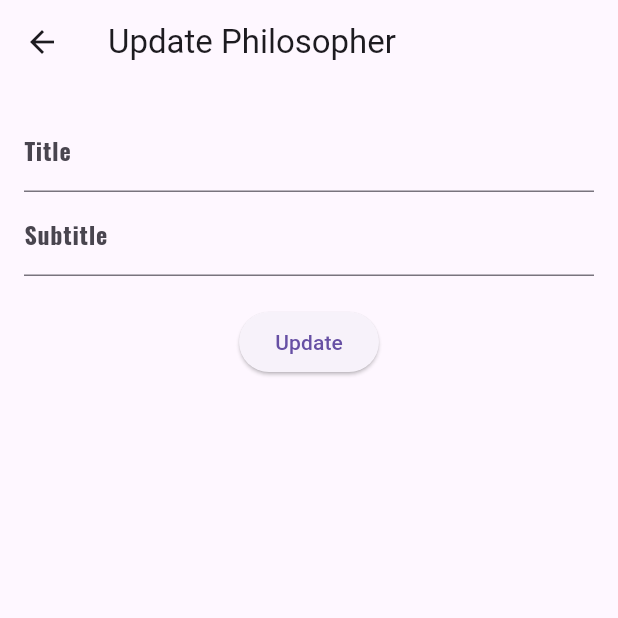
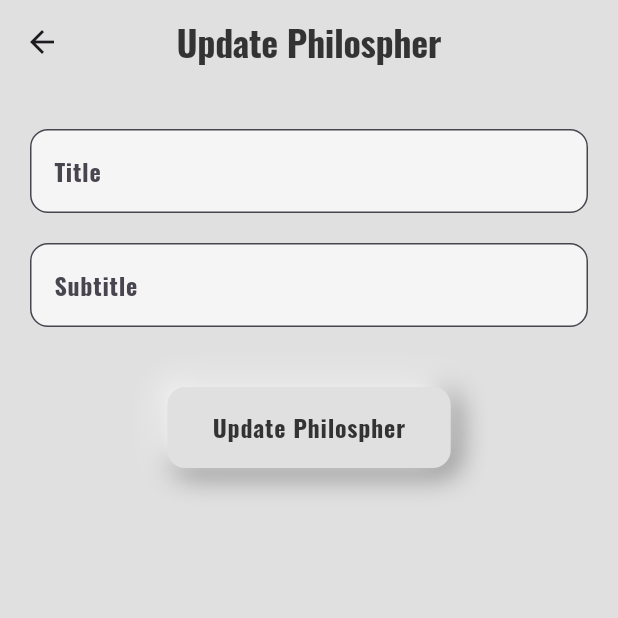
Before and after one commit to isbah2004/motivated_admin, a Flutter app: the UpdatePhilosopherScreen screen opened directly with empty values, on a phone screen of 412 x 824 dp, the top half of it. Run offline on Flutter 3.47's test engine with Material 3 defaults, Android fonts, the phone set to English and light mode, and no system bars; our stand-ins replace animated_text_kit, another_flushbar, cloud_firestore, connectivity_plus, firebase_core, get and 1 more; accounts and stored records are empty.

Commit message:
23/7/2024

```diff
--- /dev/null
+++ b/lib/configphilospher/update_philospher.dart
@@ -0,0 +1,120 @@
+import 'package:cloud_firestore/cloud_firestore.dart';
+import 'package:flutter/material.dart';
+import 'package:motivated_admin/provider/update_provider.dart';
+import 'package:motivated_admin/reusablewidgets/neomorphism_loading_button.dart';
+import 'package:motivated_admin/reusablewidgets/title_text_field.dart';
+import 'package:motivated_admin/theme/theme_data.dart';
+import 'package:motivated_admin/utils/utils.dart';
+import 'package:provider/provider.dart';
+
+class UpdatePhilosopherScreen extends StatefulWidget {
+  final String documentId;
+  final String initialTitle;
+  final String initialSubtitle;
+
+  const UpdatePhilosopherScreen({
+    super.key,
+    required this.documentId,
+    required this.initialTitle,
+    required this.initialSubtitle,
+  });
+
+  @override
+  State<UpdatePhilosopherScreen> createState() =>
+      _UpdatePhilosopherScreenState();
+}
+
+class _UpdatePhilosopherScreenState extends State<UpdatePhilosopherScreen> {
+  final _formKey = GlobalKey<FormState>();
+  late TextEditingController _titleController;
+  late TextEditingController _subtitleController;
+  final FocusNode titleFocusNode = FocusNode();
+  final FocusNode subtitleFocusNode = FocusNode();
+
+  @override
+  void initState() {
+    super.initState();
+    _titleController = TextEditingController(text: widget.initialTitle);
+    _subtitleController = TextEditingController(text: widget.initialSubtitle);
+  }
+
+  @override
+  void dispose() {
+    _titleController.dispose();
+    _subtitleController.dispose();
+    titleFocusNode.dispose();
+    subtitleFocusNode.dispose();
+    super.dispose();
+  }
+
+  @override
+  Widget build(BuildContext context) {
+    return Scaffold(
+    appBar: AppBar(
+        centerTitle: true,
+        backgroundColor: AppTheme.hintColor,
+        title: Text(
+          'Update Philospher',
+          style: Theme.of(context).textTheme.displayLarge,
+        ),
+      ),
+      body: Form(
+        key: _formKey,
+        child: Column(
+          children: [
+            const SizedBox(
+              height: 30,
+            ),
+            ReusableTextField(
+                currentFocusNode: titleFocusNode,
+                controller: _titleController,
+                hintAndLabelText: 'Title',
+                onFieldSubmitted: (value) {
+                  Utils.fieldFocusChange(
+                      context, titleFocusNode, subtitleFocusNode);
+                }),
+            const SizedBox(
+              height: 20,
+            ),
+            ReusableTextField(
+              currentFocusNode: subtitleFocusNode,
+              controller: _titleController,
+              hintAndLabelText: 'Subtitle',
+            ),
+            const SizedBox(height: 40),
+            Consumer<UpdateProvider>(
+              builder: (BuildContext context, provider, Widget? child) {
+                return NeomorphismLoadingButton(
+                  onTap: () {
+                    if (_formKey.currentState!.validate()) {
+                      provider.setLoading(true);
+                      FirebaseFirestore.instance
+                          .collection('philosphers')
+                          .doc(widget.documentId)
+                          .update({
+                        'title': _titleController.text,
+                        'subtitle': _subtitleController.text,
+                      }).then((value) {
+                        provider.setLoading(false);
+                        ScaffoldMessenger.of(context).showSnackBar(
+                            const SnackBar(
+                                content: Text('Updated successfully')));
+                        Navigator.pop(context);
+                      }).catchError((error) {
+                        provider.setLoading(false);
+                        ScaffoldMessenger.of(context).showSnackBar(SnackBar(
+                            content: Text('Failed to update: $error')));
+                      });
+                    }
+                  },
+                  title: 'Update Philospher',
+                  toggleElevation: provider.isLoading,
+                );
+              },
+            ),
+          ],
+        ),
+      ),
+    );
+  }
+}
--- a/lib/homescreen/hometabs/philosphy_tab.dart
+++ b/lib/homescreen/hometabs/philosphy_tab.dart
@@ -1,6 +1,9 @@
 import 'package:cloud_firestore/cloud_firestore.dart';
 import 'package:flutter/material.dart';
-import 'package:motivated_admin/addphilospher/add_philospher.dart';
+import 'package:motivated_admin/configphilospher/add_philospher.dart';
+import 'package:motivated_admin/configphilospher/update_philospher.dart';
+import 'package:motivated_admin/reusablewidgets/reusable_neomorphism_button.dart';
+import 'package:motivated_admin/utils/utils.dart';
 
 class PhilosphyTab extends StatefulWidget {
   const PhilosphyTab({super.key});
@@ -14,7 +17,7 @@ class _PhilosphyTabState extends State<PhilosphyTab> {
       FirebaseFirestore.instance.collection('philosphers').snapshots();
 
   CollectionReference philosphersRef =
-      FirebaseFirestore.instance.collection('Philosphers');
+      FirebaseFirestore.instance.collection('philosphers');
 
   @override
   Widget build(BuildContext context) {
@@ -26,11 +29,34 @@ class _PhilosphyTabState extends State<PhilosphyTab> {
             builder:
                 (BuildContext context, AsyncSnapshot<QuerySnapshot> snapshot) {
               if (snapshot.hasError) {
-                return const Text('Something went wrong');
+                return Center(
+                  child: ReusableNeomorphismButton(
+                      title: 'Something went wrong',
+                      onTap: () {},
+                      toggleElevation: true),
+                );
               }
-
+              if (snapshot.data == null || snapshot.data!.docs.isEmpty) {
+                return Padding(
+                  padding: EdgeInsets.only(
+                      top: MediaQuery.of(context).size.height / 3),
+                  child: Center(
+                    child: ReusableNeomorphismButton(
+                        title: 'No philosphers available',
+                        onTap: () {},
+                        toggleElevation: true),
+                  ),
+                );
+              }
               if (snapshot.connectionState == ConnectionState.waiting) {
-                return const Text("Loading");
+                return Padding(
+                  padding: EdgeInsets.only(
+                      top: MediaQuery.of(context).size.height / 3),
+                  child: Center(
+                    child: ReusableNeomorphismButton(
+                        title: 'Loading', onTap: () {}, toggleElevation: true),
+                  ),
+                );
               }
 
               return Expanded(
@@ -80,15 +106,15 @@ class _PhilosphyTabState extends State<PhilosphyTab> {
                                     .doc(document.id)
                                     .delete()
                                     .then((value) {
-                                  ScaffoldMessenger.of(context).showSnackBar(
-                                      const SnackBar(
-                                          content:
-                                              Text('Deleted successfully')));
+                                  Utils.showMessage(
+                                      context: context,
+                                      title: 'Deleted successfully',
+                                      message: ' ');
                                 }).catchError((error) {
-                                  ScaffoldMessenger.of(context).showSnackBar(
-                                      SnackBar(
-                                          content: Text(
-                                              'Failed to delete: $error')));
+                                  Utils.showMessage(
+                                      context: context,
+                                      title: 'Failed to delete',
+                                      message: error.toString());
                                 });
                               },
                               leading: const Icon(Icons.delete_outline),
@@ -121,101 +147,3 @@ class _PhilosphyTabState extends State<PhilosphyTab> {
     );
   }
 }
-
-class UpdatePhilosopherScreen extends StatefulWidget {
-  final String documentId;
-  final String initialTitle;
-  final String initialSubtitle;
-
-  const UpdatePhilosopherScreen({
-    super.key,
-    required this.documentId,
-    required this.initialTitle,
-    required this.initialSubtitle,
-  });
-
-  @override
-  _UpdatePhilosopherScreenState createState() =>
-      _UpdatePhilosopherScreenState();
-}
-
-class _UpdatePhilosopherScreenState extends State<UpdatePhilosopherScreen> {
-  final _formKey = GlobalKey<FormState>();
-  late TextEditingController _titleController;
-  late TextEditingController _subtitleController;
-
-  @override
-  void initState() {
-    super.initState();
-    _titleController = TextEditingController(text: widget.initialTitle);
-    _subtitleController = TextEditingController(text: widget.initialSubtitle);
-  }
-
-  @override
-  void dispose() {
-    _titleController.dispose();
-    _subtitleController.dispose();
-    super.dispose();
-  }
-
-  @override
-  Widget build(BuildContext context) {
-    return Scaffold(
-      appBar: AppBar(
-        title: const Text('Update Philosopher'),
-      ),
-      body: Padding(
-        padding: const EdgeInsets.all(16.0),
-        child: Form(
-          key: _formKey,
-          child: Column(
-            children: [
-              TextFormField(
-                controller: _titleController,
-                decoration: const InputDecoration(labelText: 'Title'),
-                validator: (value) {
-                  if (value == null || value.isEmpty) {
-                    return 'Please enter a title';
-                  }
-                  return null;
-                },
-              ),
-              TextFormField(
-                controller: _subtitleController,
-                decoration: const InputDecoration(labelText: 'Subtitle'),
-                validator: (value) {
-                  if (value == null || value.isEmpty) {
-                    return 'Please enter a subtitle';
-                  }
-                  return null;
-                },
-              ),
-              const SizedBox(height: 20),
-              ElevatedButton(
-                onPressed: () {
-                  if (_formKey.currentState!.validate()) {
-                    FirebaseFirestore.instance
-                        .collection('Philosphers')
-                        .doc(widget.documentId)
-                        .update({
-                      'title': _titleController.text,
-                      'subtitle': _subtitleController.text,
-                    }).then((value) {
-                      ScaffoldMessenger.of(context).showSnackBar(const SnackBar(
-                          content: Text('Updated successfully')));
-                      Navigator.pop(context);
-                    }).catchError((error) {
-                      ScaffoldMessenger.of(context).showSnackBar(
-                          SnackBar(content: Text('Failed to update: $error')));
-                    });
-                  }
-                },
-                child: const Text('Update'),
-              ),
-            ],
-          ),
-        ),
-      ),
-    );
-  }
-}
--- a/lib/main.dart
+++ b/lib/main.dart
@@ -5,6 +5,7 @@ import 'package:motivated_admin/firebase_options.dart';
 import 'package:motivated_admin/internetconnectivitysetup/internet_connecitivity.dart';
 import 'package:motivated_admin/provider/drawer_button_provider.dart';
 import 'package:motivated_admin/provider/home_providers.dart';
+import 'package:motivated_admin/provider/update_provider.dart';
 import 'package:motivated_admin/splashscreen/splash_screen.dart';
 import 'package:motivated_admin/theme/theme_data.dart';
 import 'package:provider/provider.dart';
@@ -30,6 +31,7 @@ class MyApp extends StatelessWidget {
         ChangeNotifierProvider(create: (_) => AboutButtonProvider()),
         ChangeNotifierProvider(create: (_) => RateButtonProvider()),
         ChangeNotifierProvider(create: (_) => AddPhilospherProvider()),
+        ChangeNotifierProvider(create: (_) => UpdateProvider()),
       ],
       child: GetMaterialApp(
         debugShowCheckedModeBanner: false,
--- /dev/null
+++ b/lib/provider/update_provider.dart
@@ -0,0 +1,10 @@
+import 'package:flutter/material.dart';
+
+class UpdateProvider extends ChangeNotifier {
+  bool _isLoading = false;
+  bool get isLoading => _isLoading;
+  void setLoading(bool value) {
+    _isLoading = value;
+    notifyListeners();
+  }
+}
--- /dev/null
+++ b/lib/reusablewidgets/title_text_field.dart
@@ -0,0 +1,44 @@
+import 'package:flutter/material.dart';
+import 'package:motivated_admin/theme/theme_data.dart';
+
+class ReusableTextField extends StatelessWidget {
+  final FocusNode? currentFocusNode;
+  final TextEditingController controller;
+  final String hintAndLabelText;
+  final Function(String)? onFieldSubmitted;
+
+  const ReusableTextField(
+      {super.key,
+      this.currentFocusNode,
+      required this.controller,
+      required this.hintAndLabelText,
+       this.onFieldSubmitted});
+
+  @override
+  Widget build(BuildContext context) {
+    return Padding(
+      padding: const EdgeInsets.symmetric(horizontal: 20),
+      child: TextFormField(
+        validator: (value) {
+          if (value == null || value.isEmpty) {
+            return 'Don\'t leave field empty';
+          }
+          return null;
+        },
+        focusNode: currentFocusNode,
+        controller: controller,
+        decoration: InputDecoration(
+          hintText: hintAndLabelText,
+          labelText: hintAndLabelText,
+          fillColor: AppTheme.textFieldFilledColor,
+          filled: true,
+          border: OutlineInputBorder(
+            borderRadius: BorderRadius.circular(12),
+          ),
+        ),
+        onFieldSubmitted: onFieldSubmitted,
+
+      ),
+    );
+  }
+}
--- a/lib/theme/theme_data.dart
+++ b/lib/theme/theme_data.dart
@@ -26,6 +26,20 @@ class AppTheme {
   );
 
   static ThemeData lightTheme = ThemeData(
+    progressIndicatorTheme:
+        const ProgressIndicatorThemeData(color: primaryColor),
+    popupMenuTheme: const PopupMenuThemeData(
+      color: hintColor,
+      iconColor: primaryColor,
+      shadowColor: hintColor,
+      surfaceTintColor: hintColor,
+      shape: RoundedRectangleBorder(
+        borderRadius: BorderRadius.all(Radius.circular(8)),
+      ),
+    ),
+    iconTheme: const IconThemeData(color: primaryColor),
+    scaffoldBackgroundColor: hintColor,
+    appBarTheme: const AppBarTheme(backgroundColor: hintColor),
     primaryColor: primaryColor,
     hintColor: hintColor,
     textTheme: TextTheme(
--- a/pubspec.yaml
+++ b/pubspec.yaml
@@ -43,6 +43,7 @@ dependencies:
   firebase_core: ^2.24.2
   cloud_firestore: ^4.14.0
   another_flushbar: ^1.12.30
+  lottie: ^3.1.2
 
 
 dev_dependencies:
```
Also changed, not shown: lib/configphilospher/add_philospher.dart (renamed from lib/addphilospher/add_philospher.dart, +7 -3 lines), lib/homescreen/hometabs/poems_tab.dart (+24 -3 lines), lib/reusablewidgets/subtitle_text_field.dart (added), pubspec.lock.
